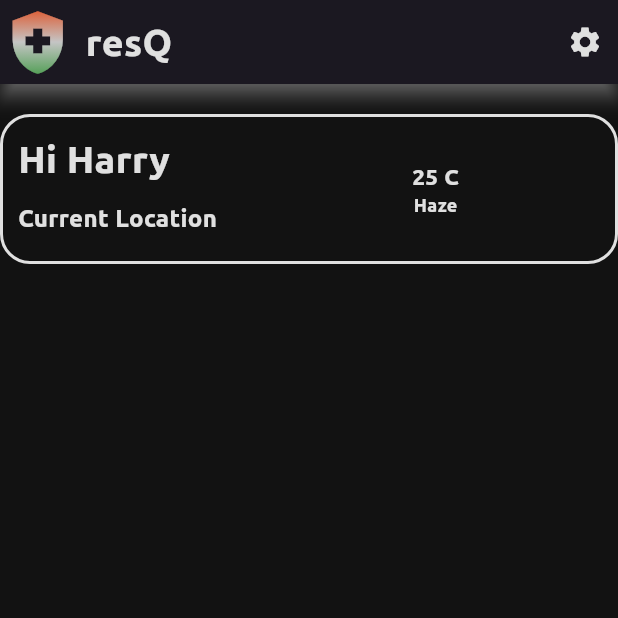
After one commit to hrpofficial736/resq, a Flutter app: the HomeScreen screen opened directly, on a phone screen of 412 x 824 dp, the top half of it. The commit adds this screen. Run offline on Flutter 3.47's test engine with Material 3 defaults, Android fonts, the phone set to English and light mode, and no system bars.

Commit message:
initiated building home screen

```diff
--- /dev/null
+++ b/lib/core/widgets/resq_logo.dart
@@ -0,0 +1,37 @@
+import 'package:flutter/material.dart';
+import 'package:resq/core/constants/color_scheme.dart';
+
+class ResqLogo extends StatelessWidget {
+  const ResqLogo({super.key});
+
+  @override
+  Widget build(BuildContext context) {
+    return Row(
+      mainAxisAlignment: MainAxisAlignment.center,
+      children: [
+        ShaderMask(
+            shaderCallback: (bounds) {
+              return LinearGradient(
+                  begin: Alignment.topCenter,
+                  end: Alignment.bottomCenter,
+                  colors: [
+                    AppColorScheme().primaryAccentColor,
+                    AppColorScheme().primaryTextColor,
+                    AppColorScheme().successIndicatorColor
+                  ]).createShader(bounds);
+            },
+            child: Icon(Icons.health_and_safety,
+                size: 50, color: AppColorScheme().primaryTextColor)),
+        const SizedBox(width: 7),
+        Text(
+          "resQ",
+          style: TextStyle(
+              fontFamily: "Ubuntu",
+              fontWeight: FontWeight.w800,
+              color: AppColorScheme().primaryTextColor,
+              fontSize: 25),
+        )
+      ],
+    );
+  }
+}
--- /dev/null
+++ b/lib/features/home/presentation/screens/home_screen.dart
@@ -0,0 +1,36 @@
+import 'package:flutter/material.dart';
+import 'package:resq/core/constants/color_scheme.dart';
+import 'package:resq/core/widgets/resq_logo.dart';
+import 'package:resq/features/home/presentation/widgets/header.dart';
+
+class HomeScreen extends StatefulWidget {
+  const HomeScreen({super.key});
+
+  @override
+  State<HomeScreen> createState() => _HomeScreenState();
+}
+
+class _HomeScreenState extends State<HomeScreen> {
+  @override
+  Widget build(BuildContext context) {
+    return Scaffold(
+      backgroundColor: AppColorScheme().primaryBackgroundColor,
+      appBar: AppBar(
+        backgroundColor: AppColorScheme().primaryBackgroundColor,
+        elevation: 5,
+        shadowColor: AppColorScheme().primaryTextColor,
+        leading: ResqLogo(),
+        leadingWidth: 115,
+        actions: [
+          Padding(
+              padding: EdgeInsets.only(right: 10),
+              child: Icon(
+                Icons.settings,
+                color: AppColorScheme().primaryTextColor,
+              ))
+        ],
+      ),
+      body: Header(),
+    );
+  }
+}
--- /dev/null
+++ b/lib/features/home/presentation/widgets/header.dart
@@ -0,0 +1,57 @@
+import 'package:flutter/material.dart';
+import 'package:resq/core/constants/color_scheme.dart';
+
+class Header extends StatelessWidget {
+  const Header({super.key});
+
+  @override
+  Widget build(BuildContext context) {
+    return Container(
+      height: 100,
+      margin: EdgeInsets.only(top: 20),
+      padding: EdgeInsets.all(10),
+      decoration: BoxDecoration(
+          border:
+              Border.all(width: 2, color: AppColorScheme().primaryTextColor),
+          borderRadius: BorderRadius.all(Radius.circular(20))),
+      child: Row(
+        spacing: 130,
+        children: [
+          Column(crossAxisAlignment: CrossAxisAlignment.start, spacing: 10,
+            children: [
+              Text(
+                "Hi Harry",
+                style: TextStyle(
+                    fontFamily: "Ubuntu",
+                    color: AppColorScheme().primaryTextColor,
+                    fontWeight: FontWeight.w600,
+                    fontSize: 25),
+              ),
+              Text("Current Location", style: TextStyle(
+                    fontFamily: "Ubuntu",
+                    color: AppColorScheme().primaryTextColor,
+                    fontWeight: FontWeight.w600,
+                    fontSize: 16),
+              )
+            ],
+          ),
+          Column(mainAxisAlignment: MainAxisAlignment.center, children: [
+              Text(
+                "25 C",
+                style: TextStyle(
+                    fontFamily: "Ubuntu",
+                    color: AppColorScheme().primaryTextColor,
+                    fontWeight: FontWeight.w600,
+                    fontSize: 15),
+              ),
+              Text("Haze", style: TextStyle(
+                    fontFamily: "Ubuntu",
+                    color: AppColorScheme().primaryTextColor,
+                    fontWeight: FontWeight.w600,
+                    fontSize: 12),
+              )])
+        ],
+      ),
+    );
+  }
+}
--- a/lib/features/splash/presentation/pages/splash_page.dart
+++ /dev/null
@@ -1,38 +0,0 @@
-import 'package:flutter/material.dart';
-import '../../../../core/constants/color_scheme.dart';
-
-class SplashPage extends StatelessWidget {
-  const SplashPage({super.key});
-
-  @override
-  Widget build(BuildContext context) {
-    return Scaffold(
-        backgroundColor: AppColorScheme().primaryBackgroundColor,
-        body: Center(
-          child: Row(
-            mainAxisAlignment: MainAxisAlignment.center,
-            children: [
-              ShaderMask(
-                  shaderCallback: (bounds) {
-                    return LinearGradient(begin: Alignment.topCenter, end: Alignment.bottomCenter, colors: [
-                      AppColorScheme().primaryAccentColor,
-                      AppColorScheme().primaryTextColor,
-                      AppColorScheme().successIndicatorColor
-                    ]).createShader(bounds);
-                  },
-                  child: Icon(Icons.health_and_safety,
-                      size: 50, color: AppColorScheme().primaryTextColor)),
-              const SizedBox(width: 7),
-              Text(
-                "resQ",
-                style: TextStyle(
-                    fontFamily: "Ubuntu",
-                    fontWeight: FontWeight.w800,
-                    color: AppColorScheme().primaryTextColor,
-                    fontSize: 25),
-              )
-            ],
-          ),
-        ));
-  }
-}
--- /dev/null
+++ b/lib/features/splash/presentation/screens/splash_screen.dart
@@ -0,0 +1,20 @@
+import 'package:flutter/material.dart';
+import 'package:resq/core/widgets/resq_logo.dart';
+import '../../../../core/constants/color_scheme.dart';
+import '../../../home/presentation/screens/home_screen.dart';
+import 'dart:async';
+
+class SplashPage extends StatelessWidget {
+  const SplashPage({super.key});
+
+  @override
+  Widget build(BuildContext context) {
+    // Future.delayed(Duration(seconds: 3), () {
+    //   Navigator.push(context, MaterialPageRoute(builder: (context) => const HomeScreen()));
+    // });
+    return Scaffold(
+        backgroundColor: AppColorScheme().primaryBackgroundColor,
+        body: Center(
+          child: ResqLogo()));
+  }
+}
--- a/lib/main.dart
+++ b/lib/main.dart
@@ -1,5 +1,5 @@
 import 'package:flutter/material.dart';
-import './features/splash/presentation/pages/splash_page.dart';
+import 'features/splash/presentation/screens/splash_screen.dart';
 
 void main() {
   runApp(const MyApp());
```
Also changed, not shown: 4 other files.
